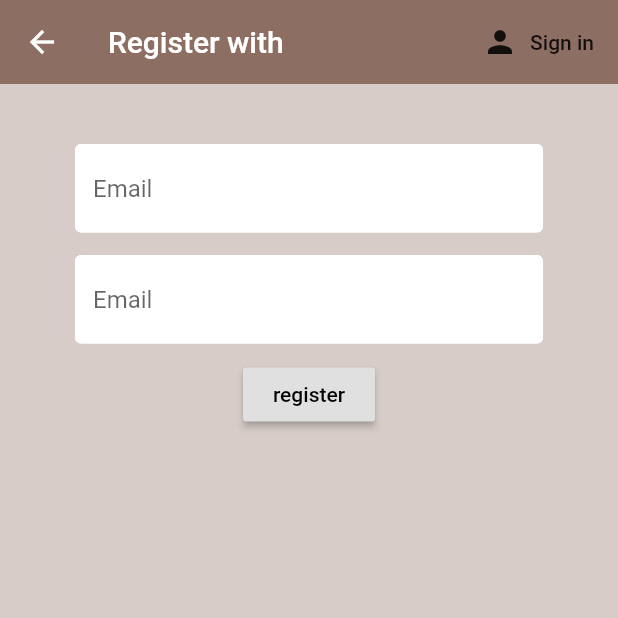
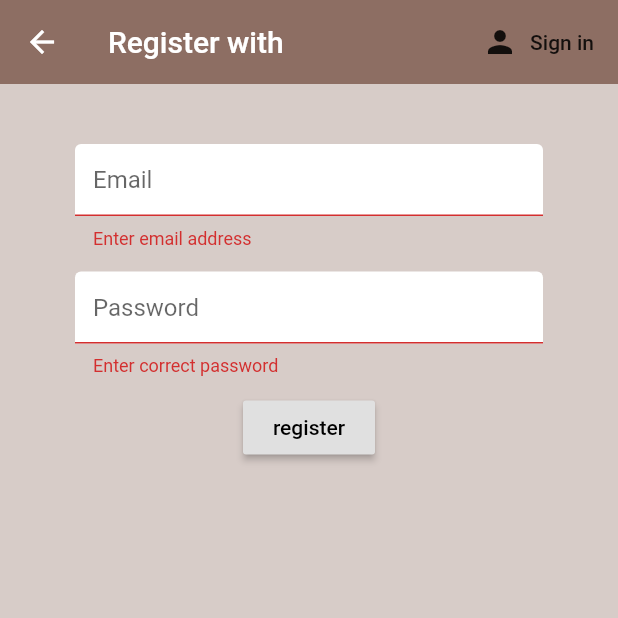
Before and after one commit to kitoga/Coffee-Shop, a Flutter app: the Register screen opened directly, after a tap on "register", on a phone screen of 412 x 824 dp, the top half of it. Run offline on Flutter 3.47's test engine with Material 2 defaults, Android fonts, the phone set to English and light mode, and no system bars; our stand-ins replace firebase_auth, flutter_spinkit; accounts and stored records are empty.

Commit message:
second commit

```diff
--- a/lib/screens/authenticate/register.dart
+++ b/lib/screens/authenticate/register.dart
@@ -1,5 +1,6 @@
-import 'package:coffee_shop/screens/services/auth.dart';
+import 'package:coffee_shop/services/auth.dart';
 import 'package:coffee_shop/shared/constant.dart';
+import 'package:coffee_shop/shared/loading.dart';
 import 'package:flutter/material.dart';
 
 class Register extends StatefulWidget {
@@ -15,6 +16,7 @@ class _RegisterState extends State<Register> {
 
   final AuthService _auth = AuthService();
   final _formkey = GlobalKey<FormState>();
+  bool loading = false;
 
   //text field
   String email = '';
@@ -24,7 +26,7 @@ class _RegisterState extends State<Register> {
 
   @override
   Widget build(BuildContext context) {
-    return Scaffold(
+    return loading ? Loading() : Scaffold(
       backgroundColor: Colors.brown[100],
       appBar: AppBar(
         backgroundColor: Colors.brown[400],
@@ -48,8 +50,8 @@ class _RegisterState extends State<Register> {
              children: <Widget>[
                SizedBox(height: 20,),
                TextFormField(
-                 decoration: textInputDecoration,
-                 validator: (val) => val.isEmpty ? 'Enter email address' : null,
+                 decoration: textInputDecoration.copyWith(hintText: 'Email'),
+                 validator: (val) => val.isEmpty ? 'Enter email address': null,
                  onChanged: (val) {
                    setState(() {
                      email = val;
@@ -58,7 +60,7 @@ class _RegisterState extends State<Register> {
                ),
                SizedBox(height: 15,),
                TextFormField(
-                 decoration: textInputDecoration,
+                 decoration: textInputDecoration.copyWith(hintText: 'Password'),
                  obscureText: true,
                  validator: (val) => val.isEmpty ? 'Enter correct password' : null,
                  onChanged: (val) {
@@ -71,10 +73,25 @@ class _RegisterState extends State<Register> {
                RaisedButton(
                  textColor: Colors.black,
                  onPressed: () async {
-                   print(email);
-                   print(password);
+                   if(_formkey.currentState.validate()){
+                     setState(() {
+                       loading = true;
+                     });
+                     dynamic result  = await _auth.registerWithEmailAndPassword(email, password);
+                     if(result == null){
+                       setState(() {
+                         error = 'Please put in valid email and password';
+                         loading = false;
+                       });
+                     }
+                   }
                  },
                  child: Text('register'),
+               ),
+               SizedBox(height: 12,),
+               Text(
+                 error,
+                 style: TextStyle(color: Colors.red, fontSize: 12),
                )
              ],
            ),
--- a/pubspec.yaml
+++ b/pubspec.yaml
@@ -31,6 +31,9 @@ dependencies:
   firebase_auth: ^0.14.0+5
   cloud_firestore: ^0.12.9+4
   provider: ^4.3.1
+
+  #for loading indicators
+  flutter_spinkit: "^4.1.2"
 
 dev_dependencies:
   flutter_test:
```
Also changed, not shown: lib/main.dart (+5 -4 lines), lib/screens/authenticate/sign_in.dart (+23 -6 lines), lib/screens/home/home.dart (+26 -3 lines), lib/screens/services/auth.dart (deleted, +0 -37 lines), lib/screens/wrapper.dart (+7 -1 lines), lib/services/auth.dart (added, +72 -0 lines), lib/shared/loading.dart (added, +19 -0 lines), pubspec.lock.
